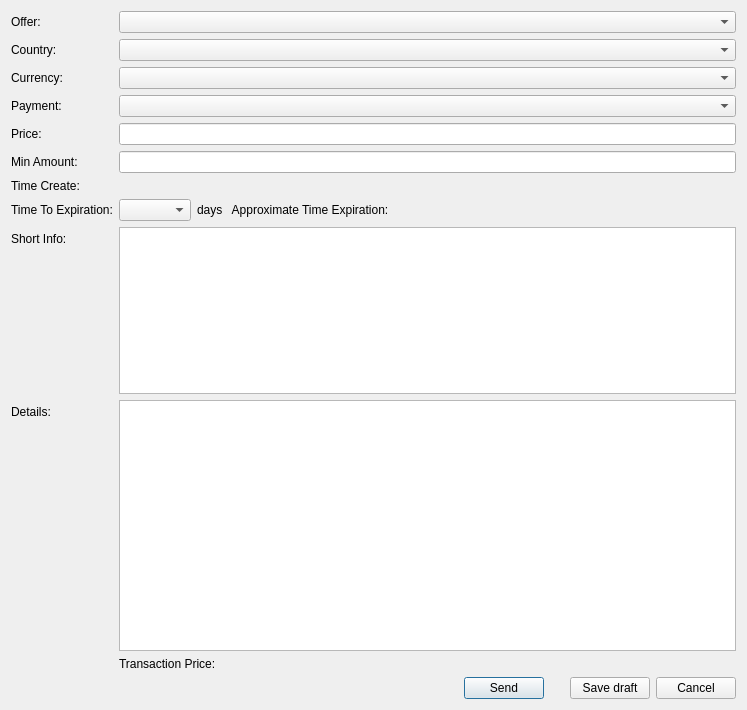
Above: src/qt/forms/offerdetailscreator.ui from ivansib/sibcoin-old before the change. Below: the same form after it.
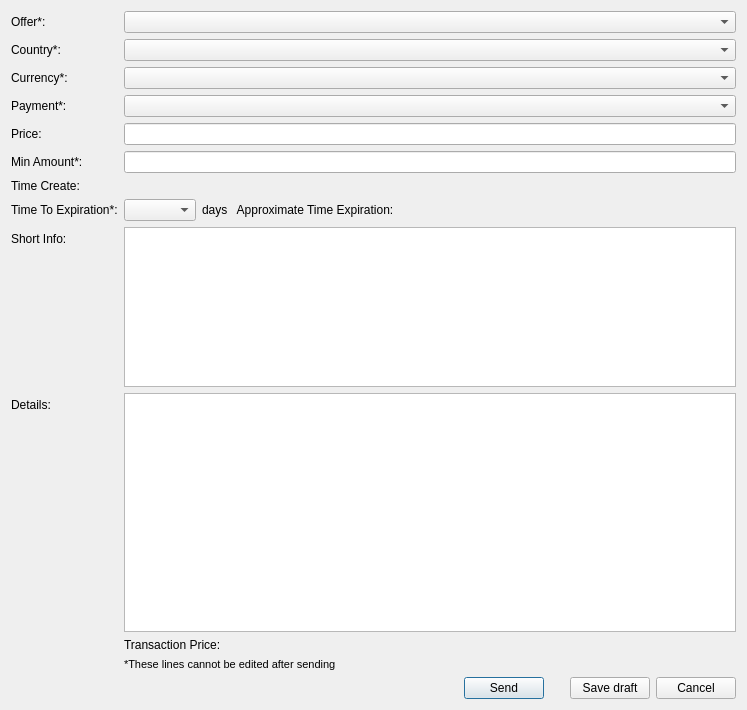
That is the form after the change. Custom widgets are drawn as their Qt base class.

Commit message: adding a label about the ability to edit in forms offer editor

```diff
--- a/src/qt/forms/offerdetailscreator.ui
+++ b/src/qt/forms/offerdetailscreator.ui
@@ -20,7 +20,7 @@
    <item row="0" column="0">
     <widget class="QLabel" name="lOffer">
      <property name="text">
-      <string>Offer:</string>
+      <string>Offer*:</string>
      </property>
     </widget>
    </item>
@@ -37,7 +37,7 @@
    <item row="1" column="0">
     <widget class="QLabel" name="label_3">
      <property name="text">
-      <string>Country:</string>
+      <string>Country*:</string>
      </property>
     </widget>
    </item>
@@ -54,7 +54,7 @@
    <item row="2" column="0">
     <widget class="QLabel" name="label_4">
      <property name="text">
-      <string>Currency:</string>
+      <string>Currency*:</string>
      </property>
     </widget>
    </item>
@@ -71,7 +71,7 @@
    <item row="3" column="0">
     <widget class="QLabel" name="label_5">
      <property name="text">
-      <string>Payment:</string>
+      <string>Payment*:</string>
      </property>
     </widget>
    </item>
@@ -105,7 +105,7 @@
    <item row="5" column="0">
     <widget class="QLabel" name="label_7">
      <property name="text">
-      <string>Min Amount:</string>
+      <string>Min Amount*:</string>
      </property>
     </widget>
    </item>
@@ -145,7 +145,7 @@
    <item row="7" column="0">
     <widget class="QLabel" name="label_9">
      <property name="text">
-      <string>Time To Expiration:</string>
+      <string>Time To Expiration*:</string>
      </property>
     </widget>
    </item>
@@ -212,19 +212,6 @@
      </property>
     </widget>
    </item>
-   <item row="9" column="1">
-    <widget class="QTextEdit" name="tEditDetails">
-     <property name="sizePolicy">
-      <sizepolicy hsizetype="Expanding" vsizetype="Expanding">
-       <horstretch>0</horstretch>
-       <verstretch>3</verstretch>
-      </sizepolicy>
-     </property>
-     <property name="readOnly">
-      <bool>false</bool>
-     </property>
-    </widget>
-   </item>
    <item row="10" column="1">
     <layout class="QHBoxLayout" name="horizontalLayout_3">
      <item>
@@ -243,7 +230,7 @@
      </item>
     </layout>
    </item>
-   <item row="11" column="1">
+   <item row="12" column="1">
     <layout class="QHBoxLayout" name="horizontalLayout_2">
      <item>
       <spacer name="horizontalSpacer_2">
@@ -297,6 +284,31 @@
      </item>
     </layout>
    </item>
+   <item row="9" column="1">
+    <widget class="QTextEdit" name="tEditDetails">
+     <property name="sizePolicy">
+      <sizepolicy hsizetype="Expanding" vsizetype="Expanding">
+       <horstretch>0</horstretch>
+       <verstretch>3</verstretch>
+      </sizepolicy>
+     </property>
+     <property name="readOnly">
+      <bool>false</bool>
+     </property>
+    </widget>
+   </item>
+   <item row="11" column="1">
+    <widget class="QLabel" name="lMessage">
+     <property name="font">
+      <font>
+       <pointsize>8</pointsize>
+      </font>
+     </property>
+     <property name="text">
+      <string>*These lines cannot be edited after sending</string>
+     </property>
+    </widget>
+   </item>
   </layout>
  </widget>
  <customwidgets>
```
The commit also changes 3 other files.
